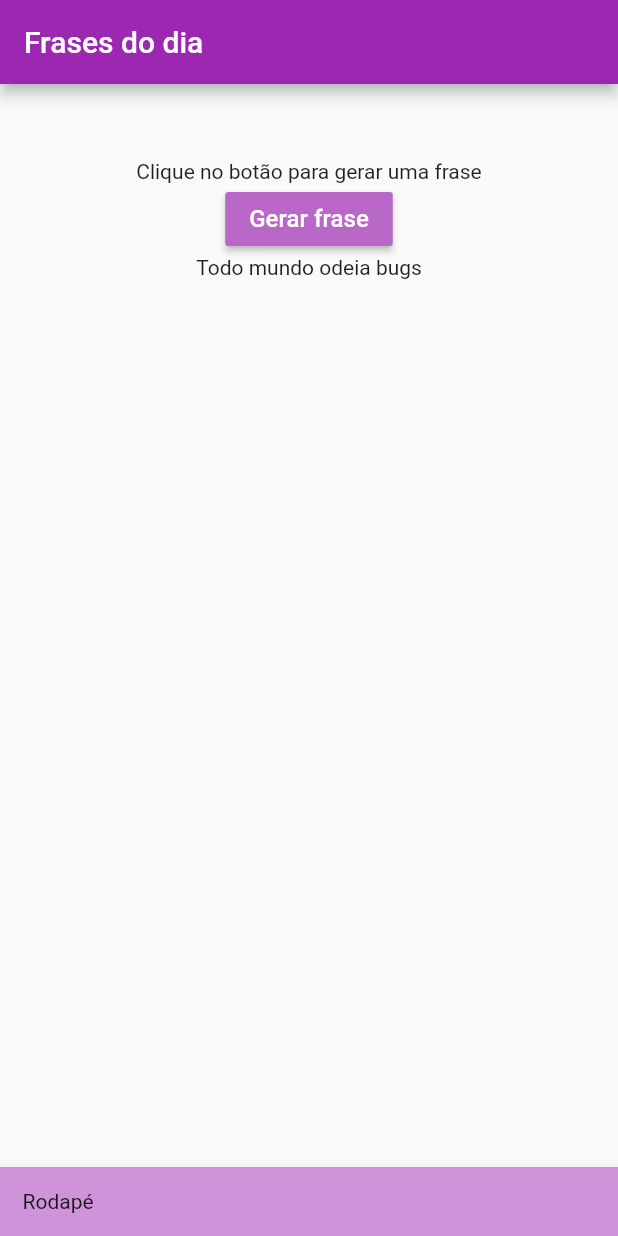
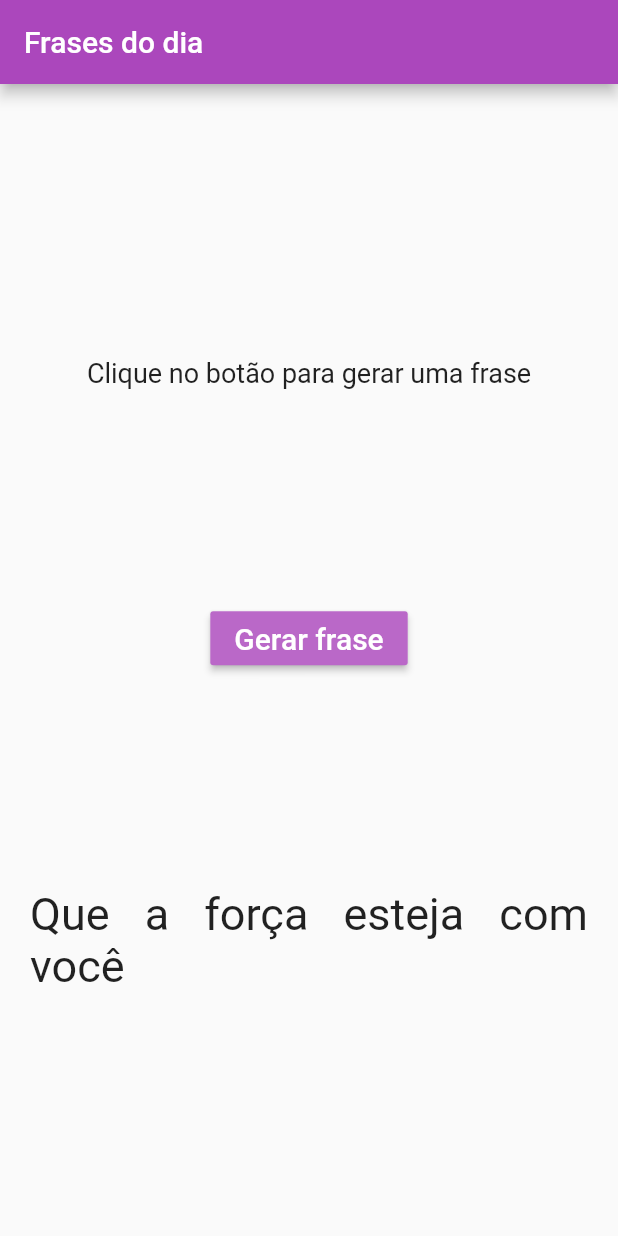
Before and after one commit to ThaysMrtns/App-frases-do-dia, a Flutter app: the screen it shows after launch, after a tap on "Gerar frase", on a phone screen of 412 x 824 dp. Run offline on Flutter 3.47's test engine with Material 2 defaults, Android fonts, the phone set to English and light mode, and no system bars.

Commit message:
Função de gerar frases completa

```diff
--- a/frasesDia/lib/main.dart
+++ b/frasesDia/lib/main.dart
@@ -1,65 +1,71 @@
+import 'dart:math';
+
 import 'package:flutter/material.dart';
-void main() {
+
+void main(){
   runApp(MaterialApp(
-    title: "Frases do dia",
-    home: HomeStateful()
+    home: App(),
+    debugShowCheckedModeBanner: false,
   ));
-
 }
 
-// Aprendendo statefull widget
-// Tem sempre um estado inicial que pode ser alterado no processo
-class HomeStateful extends StatefulWidget {
+class App extends StatefulWidget {
   @override
   _State createState() => _State();
 }
 
-class _State extends State<HomeStateful> {
-  var _frase = "Que a força esteja com você";
+class _State extends State<App> {
+  var resultado;
+  var _list = ["Que a força esteja com você", "Não, eu sou seu pai",
+  "Ao infinito e além!", "Dizem por ai que eu sou doida, mas deixa pra lá!"];
+
+  void _geraFrase(){
+    // Sorteio de um número do tamanho da lista
+    var sort = Random().nextInt( _list.length);
+
+    // Pegando a frase e guardando numa variável
+    setState(() {
+      resultado = _list[sort];
+    });
+  }
+
   @override
   Widget build(BuildContext context) {
-    return
-      Scaffold(
-      appBar: AppBar( //Barra de navegação
-        title: Text("Frases do dia"),
-        backgroundColor: Colors.purple,
+    return Scaffold(
+      appBar: AppBar(
+        title: const Text('Frases do dia'),
+        backgroundColor: Colors.purple[400],
       ),
-      body: Center(
-        child:
-          Padding( //Corpo do app
-          padding: EdgeInsets.fromLTRB(20, 50, 20, 20),
+      body: Container(
+          padding: EdgeInsets.fromLTRB(20, 40, 20, 20),
+          width: double.infinity, // Faz com que o largura ocupe 100% do espaço disponível
           child:
             Column(
+              mainAxisAlignment: MainAxisAlignment.spaceEvenly,
+              crossAxisAlignment: CrossAxisAlignment.center,
               children: [
-                  Text("Clique no botão para gerar uma frase"),
-                  RaisedButton(onPressed: (){
-                      setState(() {
-                        _frase = "Todo mundo odeia bugs";
-                      });
-                    },
+              Text(
+                "Clique no botão para gerar uma frase",
+                style: TextStyle(fontSize: 18) ,
+              ),
+                RaisedButton(
                   color: Colors.purple[300],
-                    textColor: Colors.white,
                   child:
                     const Text(
                       "Gerar frase",
-                      style:
-                      TextStyle(fontSize: 16)
+                      style: TextStyle(
+                        fontSize: 20,
+                        color: Colors.white
+                      )
                     ),
+                  onPressed: _geraFrase,
                 ),
-                  Text("$_frase"),
-                ],
+                Text(
+                  "$resultado",
+                  textAlign: TextAlign.justify,
+                  style: TextStyle(fontSize: 30),
                 ),
-          ),
-      ),
-      bottomNavigationBar: BottomAppBar( //Footer
-        color: Colors.purple[200],
-        child: Padding(
-          padding: EdgeInsets.all(15),
-          child: Row(
-            children: [
-              Text("Rodapé"),
-            ],
-          ),
+              ]
             )
       ),
     );
```
Also changed, not shown: 2 other files. Lines whose indentation alone changed are shown as unchanged.
